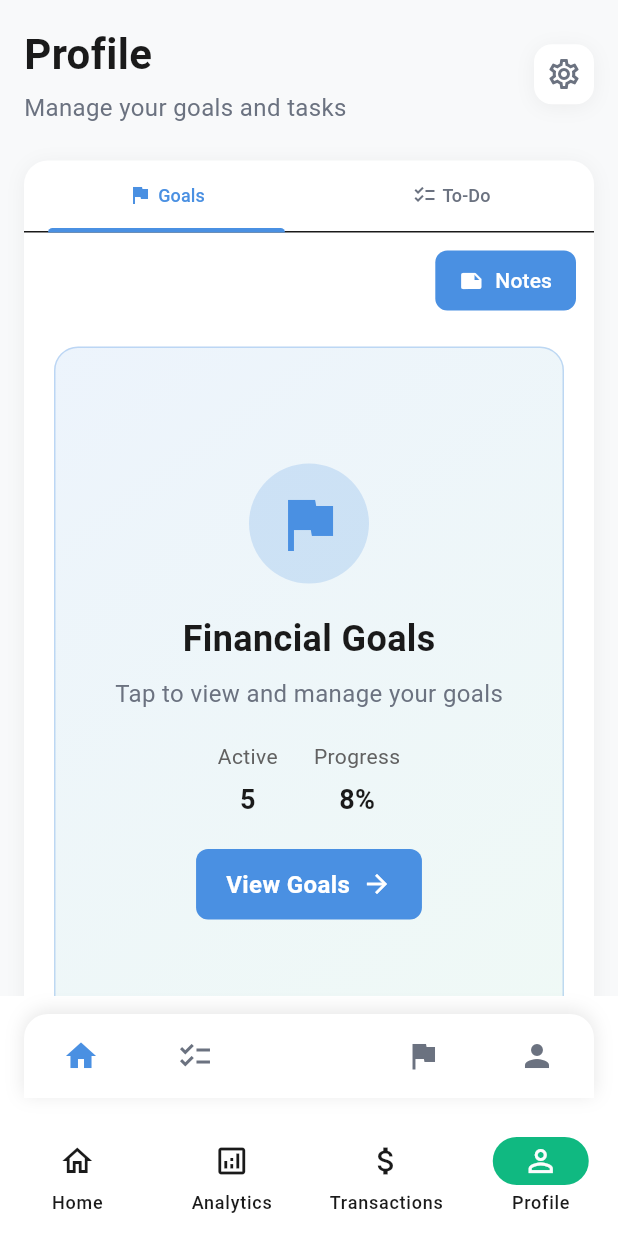
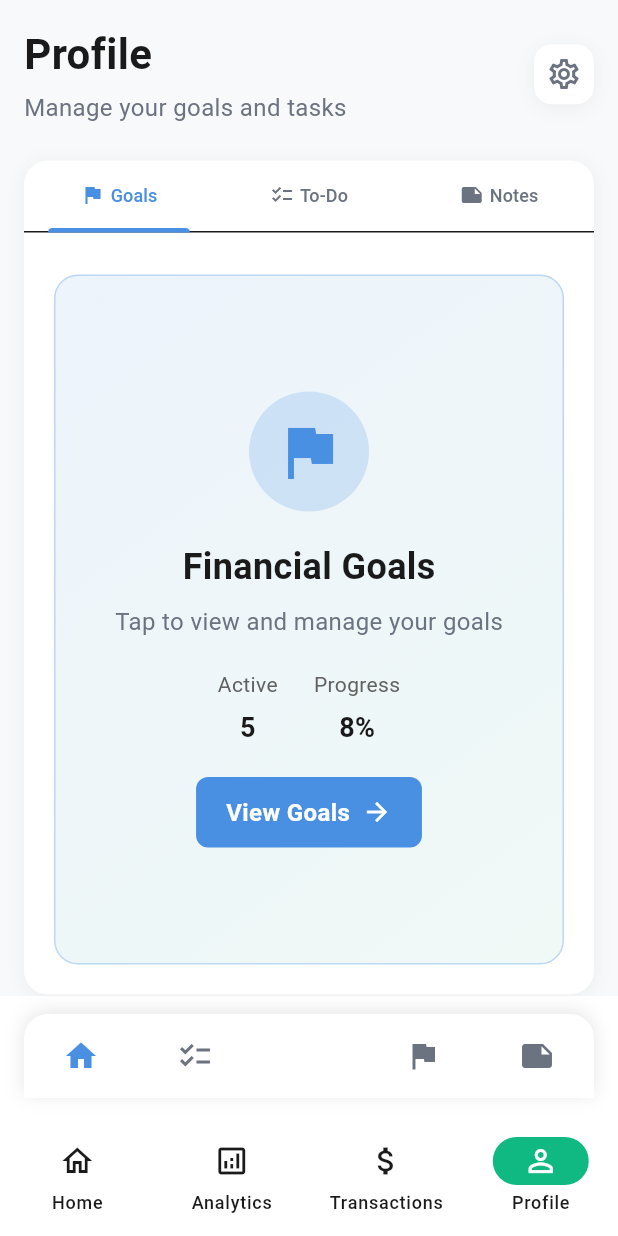
Before and after one commit to Ameni02/Mobile_Project_BrainStack_5SAE5, a Flutter app: the screen it shows after launch, item 4 of the bottom bar chosen, on a phone screen of 412 x 824 dp. Run offline on Flutter 3.47's test engine with Material 3 defaults, Android fonts, the phone set to English and light mode, and no system bars; our stand-ins replace fl_chart, flutter_secure_storage, share_plus, shared_preferences, sqflite; missing offline and left inert: excel; accounts and stored records are empty; network calls fail.

Commit message:
fixing notes ui

```diff
--- a/lib/pages/profile_page.dart
+++ b/lib/pages/profile_page.dart
@@ -3,6 +3,7 @@ import 'goals_page.dart';
 import 'notes_page.dart';
 import '../components/todo_list.dart';
 import '../models/goals_data.dart';
+import '../DB/DB.dart';
 
 class ProfilePage extends StatefulWidget {
   const ProfilePage({super.key});
@@ -15,12 +16,15 @@ class _ProfilePageState extends State<ProfilePage> with TickerProviderStateMixin
   late TabController _tabController;
   int _activeGoalsCount = 0;
   double _overallProgress = 0.0;
+  int _totalNotes = 0;
+  int _archivedNotes = 0;
 
   @override
   void initState() {
     super.initState();
-    _tabController = TabController(length: 2, vsync: this);
+    _tabController = TabController(length: 3, vsync: this); // ajouté onglet Notes
     _loadGoalsSummary();
+    _loadNotesSummary();
   }
 
   Future<void> _loadGoalsSummary() async {
@@ -29,6 +33,40 @@ class _ProfilePageState extends State<ProfilePage> with TickerProviderStateMixin
       _activeGoalsCount = GoalsData.goals.where((g) => !g.isArchived && !g.isCompleted).length;
       _overallProgress = GoalsData.overallProgress;
     });
+  }
+
+  Future<void> _loadNotesSummary() async {
+    try {
+      final rows = await DB.getNotes();
+      int archived = 0;
+      for (final m in rows) {
+        final v = m['isArchived'];
+        bool isArchived;
+        if (v is bool) {
+          isArchived = v;
+        } else if (v is int) {
+          isArchived = v == 1;
+        } else if (v is String) {
+          isArchived = v == '1' || v.toLowerCase() == 'true';
+        } else {
+          isArchived = false;
+        }
+        if (isArchived) archived++;
+      }
+      if (mounted) {
+        setState(() {
+          _totalNotes = rows.length;
+          _archivedNotes = archived;
+        });
+      }
+    } catch (_) {
+      if (mounted) {
+        setState(() {
+          _totalNotes = 0;
+          _archivedNotes = 0;
+        });
+      }
+    }
   }
 
   @override
@@ -127,37 +165,19 @@ class _ProfilePageState extends State<ProfilePage> with TickerProviderStateMixin
                   ],
                 ),
               ),
+              Tab(
+                child: Row(
+                  mainAxisAlignment: MainAxisAlignment.center,
+                  children: [
+                    Icon(Icons.note, size: 16),
+                    SizedBox(width: 4),
+                    Text("Notes"),
+                  ],
+                ),
+              ),
             ],
           ),
           const SizedBox(height: 8),
-          Align(
-            alignment: Alignment.centerRight,
-            child: Padding(
-              padding: const EdgeInsets.symmetric(horizontal: 12.0),
-              child: ElevatedButton.icon(
-                onPressed: () {
-                  Navigator.of(context).push(
-                    PageRouteBuilder(
-                      pageBuilder: (_, __, ___) => const NotesPage(),
-                      transitionDuration: Duration.zero,
-                      reverseTransitionDuration: Duration.zero,
-                      transitionsBuilder: (_, __, ___, child) => child,
-                    ),
-                  );
-                },
-                icon: const Icon(Icons.note, size: 16),
-                label: const Text("Notes"),
-                style: ElevatedButton.styleFrom(
-                  backgroundColor: const Color(0xFF4A90E2),
-                  foregroundColor: Colors.white,
-                  padding: const EdgeInsets.symmetric(horizontal: 16, vertical: 8),
-                  shape: RoundedRectangleBorder(
-                    borderRadius: BorderRadius.circular(8),
-                  ),
-                ),
-              ),
-            ),
-          ),
           SizedBox(
             height: 500,
             child: TabBarView(
@@ -165,6 +185,7 @@ class _ProfilePageState extends State<ProfilePage> with TickerProviderStateMixin
               children: [
                 _buildGoalsTab(),
                 _buildTodosTab(),
+                _buildNotesTab(), // nouvel onglet
               ],
             ),
           ),
@@ -295,6 +316,118 @@ class _ProfilePageState extends State<ProfilePage> with TickerProviderStateMixin
     );
   }
 
+  Widget _buildNotesTab() {
+    return GestureDetector(
+      onTap: () async {
+        await Navigator.push(
+          context,
+          MaterialPageRoute(builder: (context) => const NotesPage()),
+        );
+        await _loadNotesSummary();
+      },
+      child: Container(
+        margin: const EdgeInsets.all(20),
+        padding: const EdgeInsets.all(24),
+        decoration: BoxDecoration(
+          gradient: LinearGradient(
+            begin: Alignment.topLeft,
+            end: Alignment.bottomRight,
+            colors: [
+              const Color.fromRGBO(74, 144, 226, 0.1),
+              const Color.fromRGBO(101, 196, 163, 0.1),
+            ],
+          ),
+          borderRadius: BorderRadius.circular(16),
+          border: Border.all(
+            color: const Color.fromRGBO(74, 144, 226, 0.3),
+          ),
+        ),
+        child: Column(
+          mainAxisAlignment: MainAxisAlignment.center,
+          children: [
+            Container(
+              padding: const EdgeInsets.all(16),
+              decoration: const BoxDecoration(
+                color: Color.fromRGBO(74, 144, 226, 0.2),
+                shape: BoxShape.circle,
+              ),
+              child: const Icon(
+                Icons.note,
+                size: 48,
+                color: Color(0xFF4A90E2),
+              ),
+            ),
+            const SizedBox(height: 20),
+            const Text(
+              "Notes",
+              style: TextStyle(
+                fontSize: 24,
+                fontWeight: FontWeight.bold,
+                color: Color(0xFF1A1A1A),
+              ),
+            ),
+            const SizedBox(height: 8),
+            const Text(
+              "Tap to view and manage your notes",
+              style: TextStyle(
+                fontSize: 16,
+                color: Color(0xFF6B7280),
+              ),
+            ),
+            const SizedBox(height: 20),
+            Row(
+              mainAxisAlignment: MainAxisAlignment.center,
+              children: [
+                Column(
+                  children: [
+                    Text('All', style: TextStyle(color: Colors.grey.shade700)),
+                    const SizedBox(height: 6),
+                    Text('$_totalNotes', style: const TextStyle(fontSize: 18, fontWeight: FontWeight.bold)),
+                  ],
+                ),
+                const SizedBox(width: 24),
+                Column(
+                  children: [
+                    Text('Archived', style: TextStyle(color: Colors.grey.shade700)),
+                    const SizedBox(height: 6),
+                    Text('$_archivedNotes', style: const TextStyle(fontSize: 18, fontWeight: FontWeight.bold)),
+                  ],
+                ),
+              ],
+            ),
+            const SizedBox(height: 20),
+            Container(
+              padding: const EdgeInsets.symmetric(horizontal: 20, vertical: 12),
+              decoration: BoxDecoration(
+                color: const Color(0xFF4A90E2),
+                borderRadius: BorderRadius.circular(8),
+              ),
+              child: const Row(
+                mainAxisSize: MainAxisSize.min,
+                children: [
+                  Text(
+                    "View Notes",
+                    style: TextStyle(
+                      fontSize: 16,
+                      fontWeight: FontWeight.w600,
+                      color: Colors.white,
+                    ),
+                  ),
+                  SizedBox(width: 8),
+                  Icon(
+                    Icons.arrow_forward,
+                    color: Colors.white,
+                    size: 20,
+                  ),
+                ],
+              ),
+            ),
+          ],
+        ),
+      ),
+    );
+  }
+
   @override
   Widget build(BuildContext context) {
     return Scaffold(
@@ -340,23 +473,27 @@ class _ProfilePageState extends State<ProfilePage> with TickerProviderStateMixin
               IconButton(
                 onPressed: () {
                   setState(() {
-                    _tabController.index = 1;
+                    _tabController.index = 1; // To-Do
                   });
                 },
                 icon: const Icon(Icons.checklist, color: Color(0xFF6B7280)),
               ),
-              SizedBox(width: 48), // Spacer for the center button
+              const SizedBox(width: 48),
               IconButton(
                 onPressed: () {
                   setState(() {
-                    _tabController.index = 0;
+                    _tabController.index = 0; // Goals
                   });
                 },
                 icon: const Icon(Icons.flag, color: Color(0xFF6B7280)),
               ),
               IconButton(
-                onPressed: () {},
-                icon: const Icon(Icons.person, color: Color(0xFF6B7280)),
+                onPressed: () {
+                  setState(() {
+                    _tabController.index = 2; // Notes
+                  });
+                },
+                icon: const Icon(Icons.note, color: Color(0xFF6B7280)),
               ),
             ],
           ),
```
